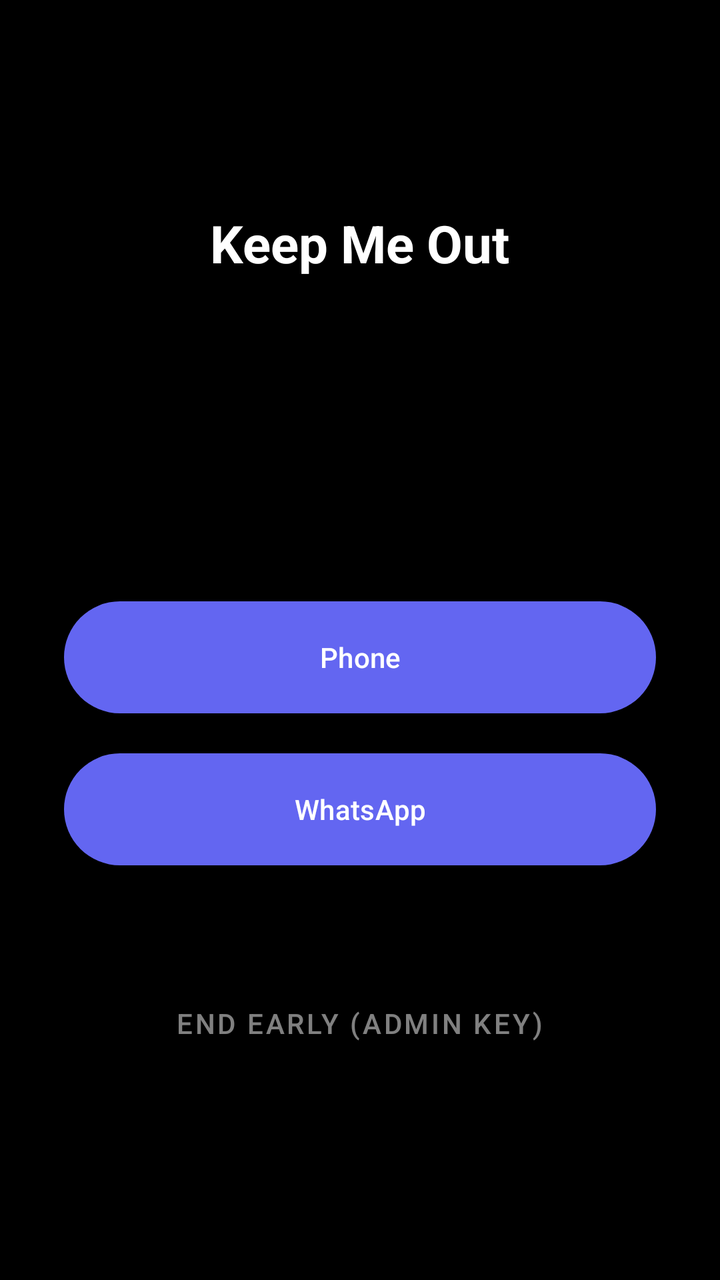
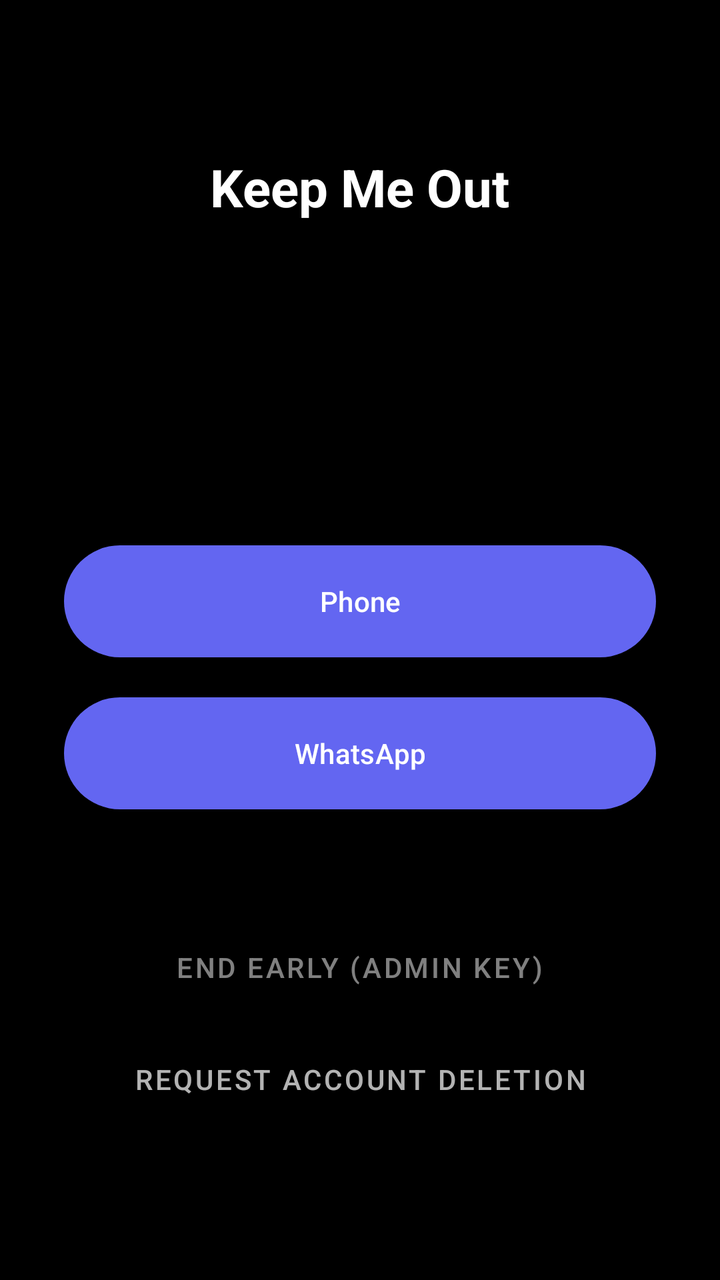

The first picture is an Android layout as it rendered before a commit; the second is the same layout after the commit. The layout source and the unified diff follow.
<!-- AndroidManifest.xml: application theme Theme.LockoutGate -->
<!-- res/layout/activity_focus_lock.xml -->
<?xml version="1.0" encoding="utf-8"?>
<ScrollView xmlns:android="http://schemas.android.com/apk/res/android"
    android:layout_width="match_parent"
    android:layout_height="match_parent"
    android:background="#000000"
    android:fillViewport="true">

<LinearLayout
    android:layout_width="match_parent"
    android:layout_height="wrap_content"
    android:gravity="center"
    android:orientation="vertical"
    android:padding="32dp">

    <TextView
        android:layout_width="wrap_content"
        android:layout_height="wrap_content"
        android:text="@string/focus_lock_title"
        android:textColor="#FFFFFF"
        android:textSize="26sp"
        android:textStyle="bold" />

    <TextView
        android:id="@+id/focusCountdown"
        android:layout_width="wrap_content"
        android:layout_height="wrap_content"
        android:layout_marginTop="24dp"
        android:fontFamily="monospace"
        android:textColor="#FFFFFF"
        android:textSize="44sp" />

    <TextView
        android:id="@+id/focusUntil"
        android:layout_width="wrap_content"
        android:layout_height="wrap_content"
        android:layout_marginTop="8dp"
        android:textColor="#B3FFFFFF"
        android:textSize="14sp" />

    <Button
        android:id="@+id/focusPhoneButton"
        android:layout_width="match_parent"
        android:layout_height="64dp"
        android:layout_marginTop="48dp"
        android:text="@string/focus_phone" />

    <Button
        android:id="@+id/focusWhatsAppButton"
        android:layout_width="match_parent"
        android:layout_height="64dp"
        android:layout_marginTop="12dp"
        android:text="@string/focus_whatsapp" />

    <TextView
        android:id="@+id/focusEarlyAllowance"
        android:layout_width="match_parent"
        android:layout_height="wrap_content"
        android:layout_marginTop="24dp"
        android:gravity="center"
        android:textColor="#B3FFFFFF"
        android:textSize="14sp" />

    <Button
        android:id="@+id/focusEndEarlyButton"
        style="@style/Widget.MaterialComponents.Button.TextButton"
        android:layout_width="wrap_content"
        android:layout_height="wrap_content"
        android:layout_marginTop="8dp"
        android:text="@string/focus_end_early"
        android:textColor="#80FFFFFF" />

</LinearLayout>
</ScrollView>
<!-- resources referenced by this layout -->
<resources>
  <string name="focus_end_early">End early (admin key)</string>
  <string name="focus_lock_title">Keep Me Out</string>
  <string name="focus_phone">Phone</string>
  <string name="focus_whatsapp">WhatsApp</string>
  <style name="Theme.LockoutGate" parent="Theme.Material3.Light.NoActionBar">
          
          <item name="colorPrimary">@color/primary</item>
          <item name="colorOnPrimary">#FFFFFF</item>
          <item name="colorPrimaryContainer">@color/primary_container</item>
          <item name="colorOnPrimaryContainer">@color/on_primary_container</item>
  
          
          <item name="android:colorBackground">@color/background_light</item>
          <item name="colorSurface">@color/surface_card_light</item>
  
          
          <item name="android:statusBarColor">@color/background_light</item>
          <item name="android:windowLightStatusBar">true</item>
      </style>
  <color name="primary">#6366F1</color>
  <color name="primary_container">#EEF2FF</color>
  <color name="on_primary_container">#312E81</color>
  <color name="background_light">#F8FAFC</color>
  <color name="surface_card_light">#FFFFFF</color>
</resources>

<!-- the commit's change to res/layout/activity_focus_lock.xml (unified diff, before → after) -->
@@ -69,5 +69,13 @@
         android:text="@string/focus_end_early"
         android:textColor="#80FFFFFF" />
 
+    <Button
+        android:id="@+id/focusRequestDeletionButton"
+        style="@style/Widget.MaterialComponents.Button.TextButton"
+        android:layout_width="wrap_content"
+        android:layout_height="wrap_content"
+        android:layout_marginTop="8dp"
+        android:text="@string/public_focus_request_delete"
+        android:textColor="#B3FFFFFF" />
 </LinearLayout>
 </ScrollView>
<!-- resource entries referenced after the edit -->
@@ -4,6 +4,7 @@
   <string name="focus_lock_title">Keep Me Out</string>
   <string name="focus_phone">Phone</string>
   <string name="focus_whatsapp">WhatsApp</string>
+  <string name="public_focus_request_delete">Request account deletion</string>
   <style name="Theme.LockoutGate" parent="Theme.Material3.Light.NoActionBar">
           
           <item name="colorPrimary">@color/primary</item>
